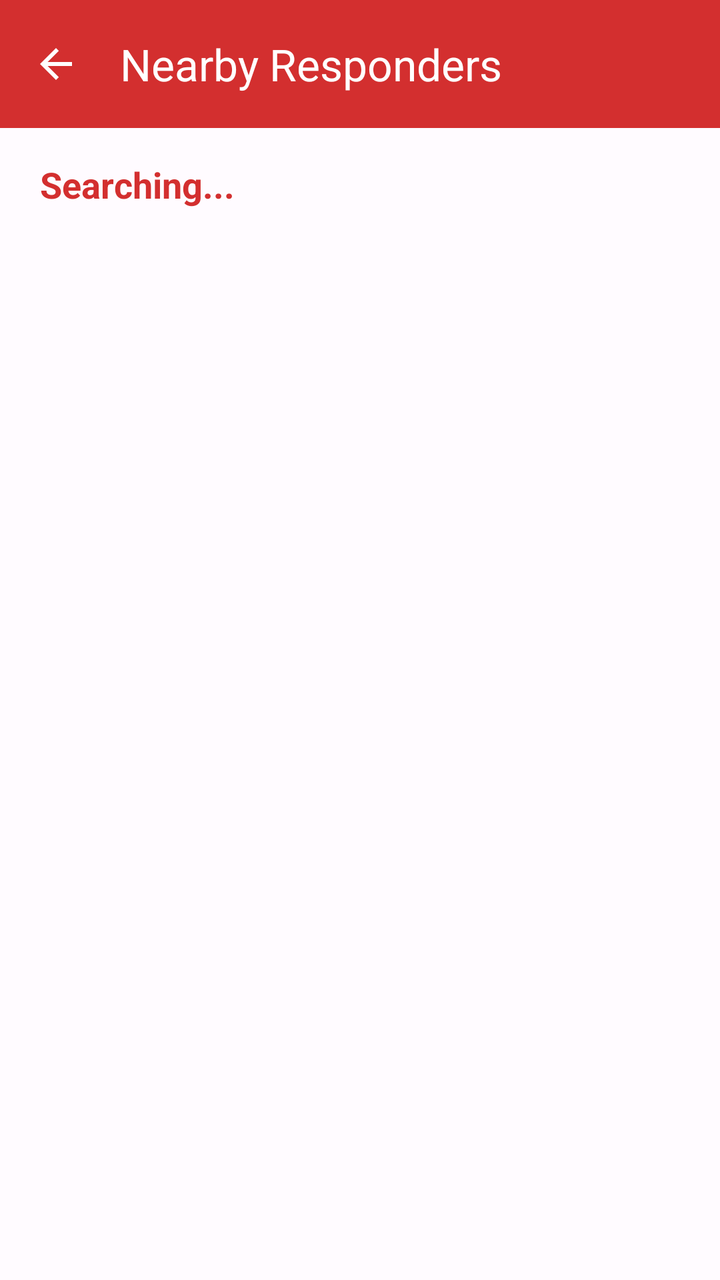
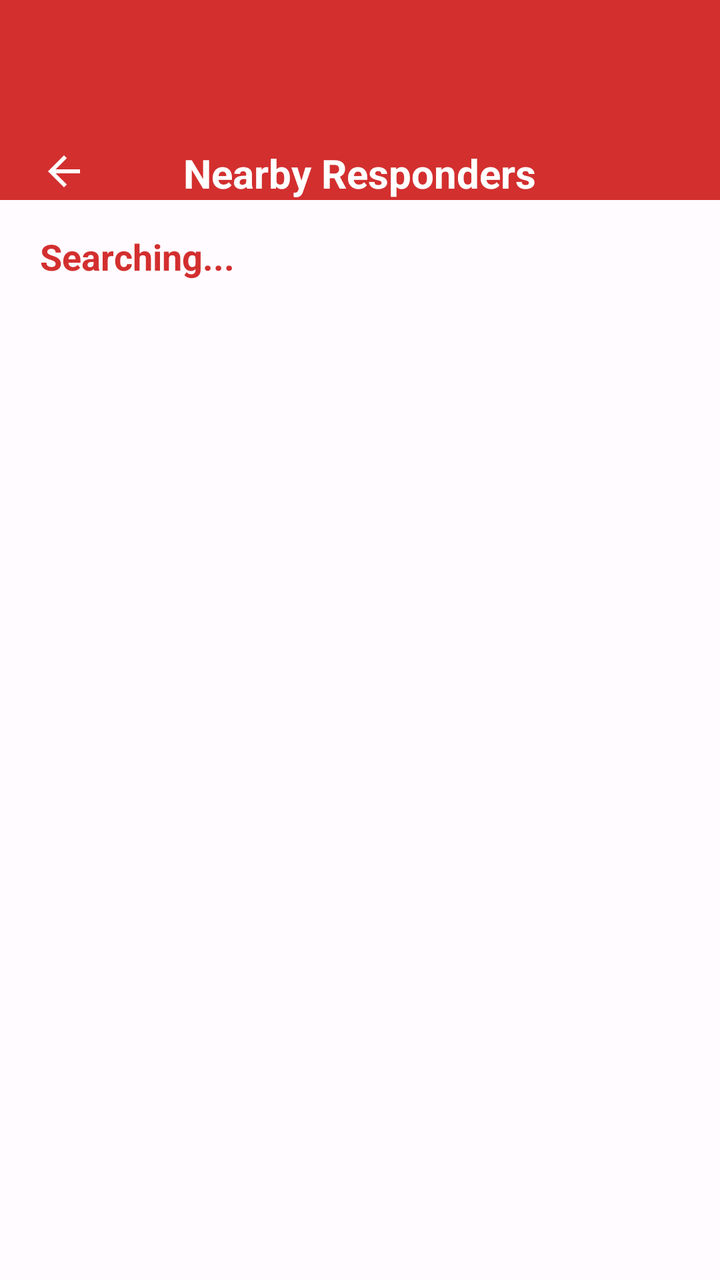

An Android layout rendered at two revisions. The XML below is the earlier revision; the diff shows what the commit changed to produce the second picture.
<!-- AndroidManifest.xml: application theme Theme.JERAPP -->
<!-- res/layout/activity_department_list.xml -->
<?xml version="1.0" encoding="utf-8"?>
<LinearLayout xmlns:android="http://schemas.android.com/apk/res/android"
    xmlns:app="http://schemas.android.com/apk/res-auto"
    android:layout_width="match_parent"
    android:layout_height="match_parent"
    android:orientation="vertical"
    android:background="@color/background">

    
    <com.google.android.material.appbar.AppBarLayout
        android:layout_width="match_parent"
        android:layout_height="wrap_content"
        android:fitsSystemWindows="true"
        android:background="?attr/colorPrimary">

        <com.google.android.material.appbar.MaterialToolbar
            android:id="@+id/topToolbar"
            android:layout_width="match_parent"
            android:layout_height="?attr/actionBarSize"
            app:title="Nearby Responders"
            app:titleTextColor="@color/white"
            app:navigationIcon="@drawable/ic_back" />

    </com.google.android.material.appbar.AppBarLayout>

    <TextView
        android:id="@+id/statusText"
        android:layout_width="match_parent"
        android:layout_height="wrap_content"
        android:text="Searching..."
        android:textSize="18sp"
        android:layout_marginTop="16dp"
        android:layout_marginBottom="16dp"
        android:textColor="@color/primary"
        android:paddingHorizontal="20dp"
        android:textStyle="bold"/>

    <androidx.recyclerview.widget.RecyclerView
        android:id="@+id/deptRecyclerView"
        android:layout_width="match_parent"
        android:layout_height="match_parent"
        android:paddingHorizontal="20dp"
        android:clipToPadding="false"/>

</LinearLayout>
<!-- resources referenced by this layout -->
<resources>
  <color name="background">#FFFBFF</color>
  <color name="primary">#D32F2F</color>
  <color name="white">#FFFFFF</color>
  <!-- drawable ic_back (drawable) -->
  <vector
      xmlns:android="http://schemas.android.com/apk/res/android"
      android:autoMirrored="true"
      android:height="24dp"
      android:tint="#FFFFFF"
      android:viewportHeight="24"
      android:viewportWidth="24"
      android:width="24dp">
        
      <path
          android:fillColor="@android:color/white"
          android:pathData="M20,11H7.83l5.59,-5.59L12,4l-8,8 8,8 1.41,-1.41L7.83,13H20v-2z"/>
      
  </vector>
  <style name="Theme.JERAPP" parent="Theme.Material3.DayNight.NoActionBar">
          
          <item name="colorPrimary">@color/primary</item>
          <item name="android:statusBarColor">@color/primary</item>
  
          
          <item name="android:windowLightStatusBar">false</item>
  
          
          <item name="android:navigationBarColor">@color/background</item>
          <item name="android:windowLightNavigationBar">true</item>
      </style>
</resources>

<!-- the commit's change to res/layout/activity_department_list.xml (unified diff, before → after) -->
@@ -6,22 +6,33 @@
     android:orientation="vertical"
     android:background="@color/background">
 
-    
-    <com.google.android.material.appbar.AppBarLayout
+    <RelativeLayout
         android:layout_width="match_parent"
-        android:layout_height="wrap_content"
+        android:layout_height="100dp"
         android:fitsSystemWindows="true"
-        android:background="?attr/colorPrimary">
+        android:background="@color/primary">
 
-        <com.google.android.material.appbar.MaterialToolbar
-            android:id="@+id/topToolbar"
-            android:layout_width="match_parent"
-            android:layout_height="?attr/actionBarSize"
-            app:title="Nearby Responders"
-            app:titleTextColor="@color/white"
-            app:navigationIcon="@drawable/ic_back" />
+        <ImageButton
+            android:id="@+id/btnBack"
+            android:layout_width="48dp"
+            android:layout_height="48dp"
+            android:layout_alignParentBottom="true"
+            android:layout_marginBottom="-10dp"
+            android:layout_marginStart="8dp"
+            android:background="?attr/selectableItemBackgroundBorderless"
+            android:src="@drawable/ic_back"
+            app:tint="@color/white" />
 
-    </com.google.android.material.appbar.AppBarLayout>
+        <TextView
+            android:layout_width="wrap_content"
+            android:layout_height="wrap_content"
+            android:layout_centerHorizontal="true"
+            android:layout_alignParentBottom="true"
+            android:text="Nearby Responders"
+            android:textColor="@color/white"
+            android:textSize="20sp"
+            android:textStyle="bold" />
+    </RelativeLayout>
 
     <TextView
         android:id="@+id/statusText"
